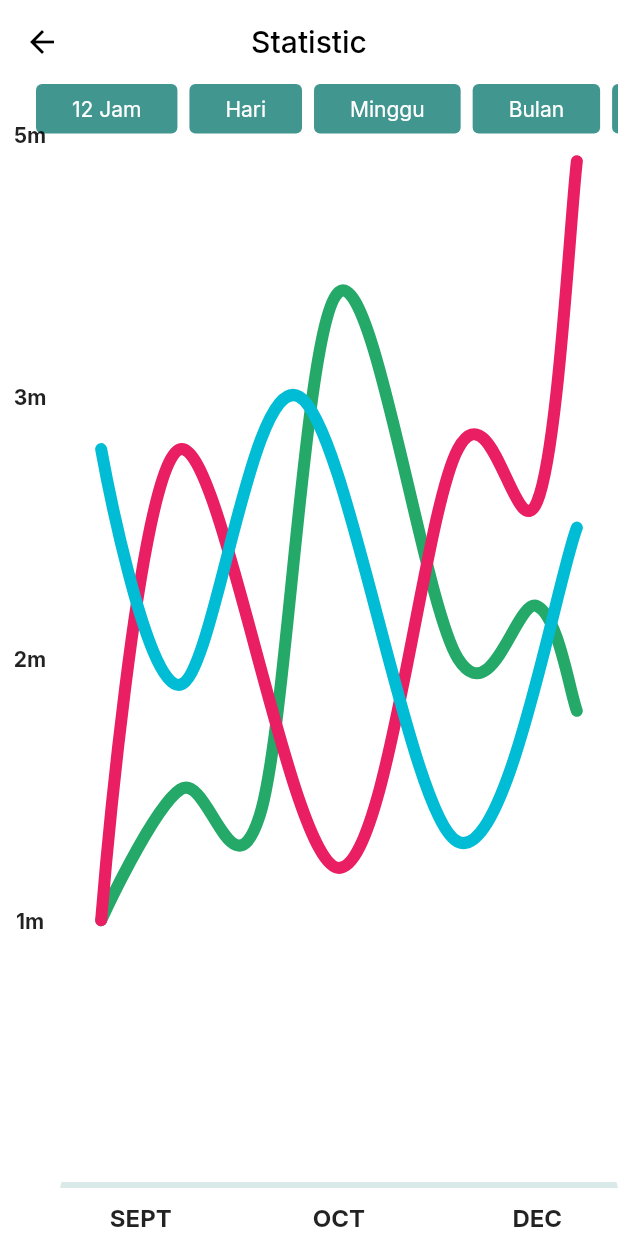
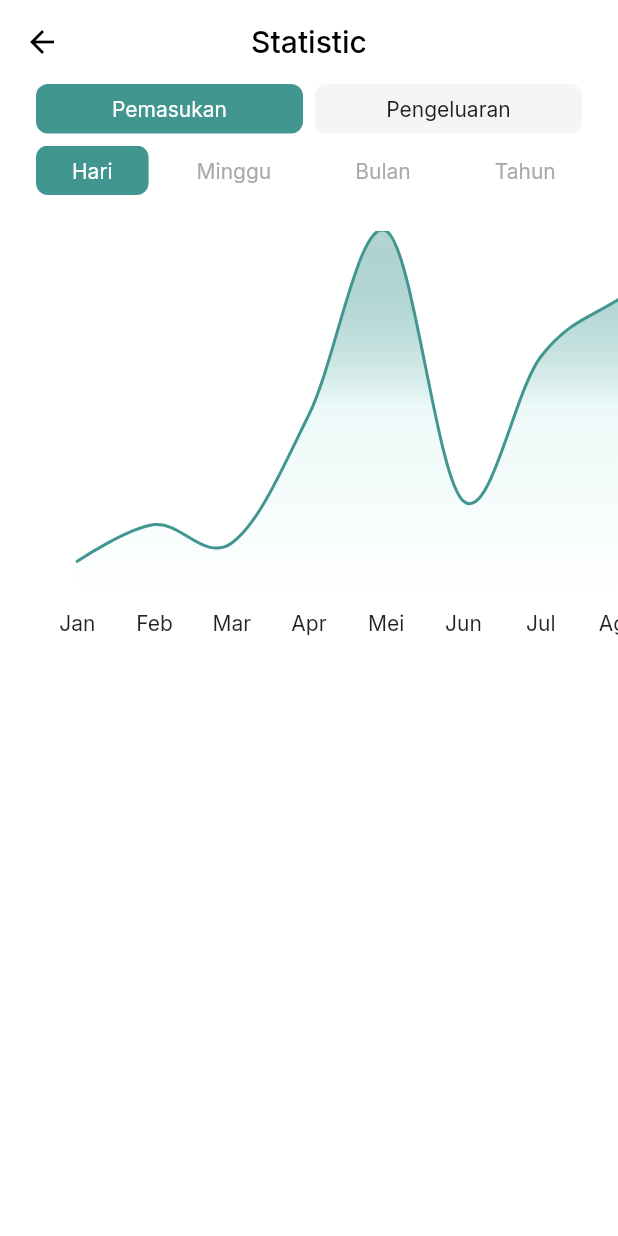
Before and after one commit to bimantaratirta/self, a Flutter app: the StatisticPage screen opened directly, on a phone screen of 412 x 824 dp. Run offline on Flutter 3.47's test engine with Material 2 defaults, Android fonts, the phone set to English and light mode, and no system bars; drawn by our look-alikes of fl_chart; our stand-ins replace device_info_plus, file_picker, flutter_svg, get, google_fonts, permission_handler and 2 more; accounts and stored records are empty; project files that could hold a hidden picture were left out.

Commit message:
Slicing chart widget

```diff
--- a/lib/pages/statistic/statistic_page.dart
+++ b/lib/pages/statistic/statistic_page.dart
@@ -6,6 +6,8 @@ import '../../constants/app_colors.dart';
 import '../../constants/custom_gap.dart';
 import '../../constants/custom_size.dart';
 import 'controller/statistic_controller.dart';
+import 'widget/statistic_period_card.dart';
+import 'widget/statistic_type_card.dart';
 
 class StatisticPage extends StatefulWidget {
   const StatisticPage({super.key});
@@ -17,14 +19,30 @@ class StatisticPage extends StatefulWidget {
 class _StatisticPageState extends State<StatisticPage> {
   final controller = Get.put<StatisticController>(StatisticController());
 
+  String type = "Pemasukan";
+  String period = "Hari";
+
   @override
   void dispose() {
     Get.delete<StatisticController>();
     super.dispose();
   }
 
+  void onPeriodChange(String period) {
+    setState(() {
+      this.period = period;
+    });
+  }
+
+  void onTypeChange(String type) {
+    setState(() {
+      this.type = type;
+    });
+  }
+
   @override
   Widget build(BuildContext context) {
+    final size = MediaQuery.of(context).size;
     return Scaffold(
       appBar: AppBar(
         title: const Text("Statistic"),
@@ -32,97 +50,77 @@ class _StatisticPageState extends State<StatisticPage> {
         backgroundColor: AppColor.white,
       ),
       body: Column(
+        mainAxisAlignment: MainAxisAlignment.start,
         children: [
+          Padding(
+            padding: const EdgeInsets.symmetric(horizontal: CSize.m),
+            child: Row(
+              children: [
+                StatisticTypeCard(
+                  type: type,
+                  title: 'Pemasukan',
+                  onTypeChange: onTypeChange,
+                ),
+                HorzGap.s,
+                StatisticTypeCard(
+                  type: type,
+                  title: 'Pengeluaran',
+                  onTypeChange: onTypeChange,
+                ),
+              ],
+            ),
+          ),
+          VertGap.s,
           SingleChildScrollView(
             scrollDirection: Axis.horizontal,
             child: Row(
               children: [
                 HorzGap.m,
-                Container(
-                  decoration: const BoxDecoration(
-                    color: AppColor.primaryLight,
-                    borderRadius: BorderRadius.all(Radius.circular(CSize.xs)),
-                  ),
-                  padding: const EdgeInsets.symmetric(
-                    horizontal: CSize.m,
-                    vertical: CSize.s,
-                  ),
-                  child: const Text(
-                    "12 Jam",
-                    style: TextStyle(color: AppColor.white),
-                  ),
+                StatisticPeriodCard(
+                  period: period,
+                  title: 'Hari',
+                  onPeriodChange: onPeriodChange,
                 ),
                 HorzGap.s,
-                Container(
-                  decoration: const BoxDecoration(
-                    color: AppColor.primaryLight,
-                    borderRadius: BorderRadius.all(Radius.circular(CSize.xs)),
-                  ),
-                  padding: const EdgeInsets.symmetric(
-                    horizontal: CSize.m,
-                    vertical: CSize.s,
-                  ),
-                  child: const Text(
-                    "Hari",
-                    style: TextStyle(color: AppColor.white),
-                  ),
+                StatisticPeriodCard(
+                  period: period,
+                  title: 'Minggu',
+                  onPeriodChange: onPeriodChange,
                 ),
                 HorzGap.s,
-                Container(
-                  decoration: const BoxDecoration(
-                    color: AppColor.primaryLight,
-                    borderRadius: BorderRadius.all(Radius.circular(CSize.xs)),
-                  ),
-                  padding: const EdgeInsets.symmetric(
-                    horizontal: CSize.m,
-                    vertical: CSize.s,
-                  ),
-                  child: const Text(
-                    "Minggu",
-                    style: TextStyle(color: AppColor.white),
-                  ),
+                StatisticPeriodCard(
+                  period: period,
+                  title: 'Bulan',
+                  onPeriodChange: onPeriodChange,
                 ),
                 HorzGap.s,
-                Container(
-                  decoration: const BoxDecoration(
-                    color: AppColor.primaryLight,
-                    borderRadius: BorderRadius.all(Radius.circular(CSize.xs)),
-                  ),
-                  padding: const EdgeInsets.symmetric(
-                    horizontal: CSize.m,
-                    vertical: CSize.s,
-                  ),
-                  child: const Text(
-                    "Bulan",
-                    style: TextStyle(color: AppColor.white),
-                  ),
-                ),
-                HorzGap.s,
-                Container(
-                  decoration: const BoxDecoration(
-                    color: AppColor.primaryLight,
-                    borderRadius: BorderRadius.all(Radius.circular(CSize.xs)),
-                  ),
-                  padding: const EdgeInsets.symmetric(
-                    horizontal: CSize.m,
-                    vertical: CSize.s,
-                  ),
-                  child: const Text(
-                    "Tahun",
-                    style: TextStyle(color: AppColor.white),
-                  ),
+                StatisticPeriodCard(
+                  period: period,
+                  title: 'Tahun',
+                  onPeriodChange: onPeriodChange,
                 ),
                 HorzGap.m,
               ],
             ),
           ),
-          Expanded(
+          VertGap.m,
+          SingleChildScrollView(
+            scrollDirection: Axis.horizontal,
+            child: Container(
+              height: size.height / 3,
+              width: size.width > 600 ? size.width : size.width * 1.5,
+              margin: const EdgeInsets.only(right: CSize.m),
               child: LineChart(
                 LineChartData(
                   lineTouchData: LineTouchData(
                     handleBuiltInTouches: true,
                     touchTooltipData: LineTouchTooltipData(
-                    tooltipBgColor: Colors.blueGrey.withOpacity(0.8),
+                      tooltipBgColor: AppColor.primary10.withOpacity(.75),
+                      tooltipBorder: BorderSide(
+                        width: .5,
+                        color: AppColor.primaryLight.withOpacity(.5),
+                      ),
+                      tooltipRoundedRadius: CSize.s,
                     ),
                   ),
                   gridData: const FlGridData(show: false),
@@ -130,148 +128,120 @@ class _StatisticPageState extends State<StatisticPage> {
                     bottomTitles: AxisTitles(
                       sideTitles: SideTitles(
                         showTitles: true,
-                      reservedSize: 32,
+                        reservedSize: 30,
                         interval: 1,
                         getTitlesWidget: (value, meta) {
-                        const style = TextStyle(
-                          fontWeight: FontWeight.bold,
-                          fontSize: 16,
-                        );
-                        Widget text;
+                          String text;
                           switch (value.toInt()) {
+                            case 1:
+                              text = 'Jan';
+                              break;
                             case 2:
-                            text = const Text('SEPT', style: style);
+                              text = 'Feb';
+                              break;
+                            case 3:
+                              text = 'Mar';
+                              break;
+                            case 4:
+                              text = 'Apr';
+                              break;
+                            case 5:
+                              text = 'Mei';
+                              break;
+                            case 6:
+                              text = 'Jun';
                               break;
                             case 7:
-                            text = const Text('OCT', style: style);
+                              text = 'Jul';
+                              break;
+                            case 8:
+                              text = 'Ags';
+                              break;
+                            case 9:
+                              text = 'Sep';
+                              break;
+                            case 10:
+                              text = 'Okt';
+                              break;
+                            case 11:
+                              text = 'Nov';
                               break;
                             case 12:
-                            text = const Text('DEC', style: style);
+                              text = 'Des';
                               break;
                             default:
-                            text = const Text('');
+                              text = '';
                               break;
                           }
-
                           return SideTitleWidget(
                             axisSide: meta.axisSide,
-                          space: 10,
-                          child: text,
+                            space: CSize.s,
+                            child: Text(text),
                           );
                         },
                       ),
                     ),
+                    leftTitles: const AxisTitles(
+                      sideTitles: SideTitles(
+                        showTitles: false,
+                        reservedSize: 0,
+                      ),
+                    ),
                     rightTitles: const AxisTitles(
-                    sideTitles: SideTitles(showTitles: false),
+                      sideTitles: SideTitles(
+                        showTitles: false,
+                        reservedSize: 0,
+                      ),
                     ),
                     topTitles: const AxisTitles(
-                    sideTitles: SideTitles(showTitles: false),
-                  ),
-                  leftTitles: AxisTitles(
                       sideTitles: SideTitles(
-                      getTitlesWidget: (value, meta) {
-                        const style = TextStyle(
-                          fontWeight: FontWeight.bold,
-                          fontSize: 14,
-                        );
-                        String text;
-                        switch (value.toInt()) {
-                          case 1:
-                            text = '1m';
-                            break;
-                          case 2:
-                            text = '2m';
-                            break;
-                          case 3:
-                            text = '3m';
-                            break;
-                          case 4:
-                            text = '5m';
-                            break;
-                          case 5:
-                            text = '6m';
-                            break;
-                          default:
-                            return Container();
-                        }
-
-                        return Text(text,
-                            style: style, textAlign: TextAlign.center);
-                      },
-                      showTitles: true,
-                      interval: 1,
-                      reservedSize: 40,
+                        showTitles: false,
+                        reservedSize: 0,
                       ),
                     ),
                   ),
-                borderData: FlBorderData(
-                  show: true,
-                  border: Border(
-                    bottom: BorderSide(
-                        color: AppColor.primaryLight.withOpacity(0.2),
-                        width: 4),
-                    left: const BorderSide(color: Colors.transparent),
-                    right: const BorderSide(color: Colors.transparent),
-                    top: const BorderSide(color: Colors.transparent),
-                  ),
-                ),
+                  borderData: FlBorderData(show: false),
                   lineBarsData: [
                     LineChartBarData(
                       isCurved: true,
-                    color: AppColor.green,
-                    barWidth: 8,
-                    isStrokeCapRound: true,
-                    dotData: const FlDotData(show: false),
-                    belowBarData: BarAreaData(show: false),
-                    spots: const [
-                      FlSpot(1, 1),
-                      FlSpot(3, 1.5),
-                      FlSpot(5, 1.4),
-                      FlSpot(7, 3.4),
-                      FlSpot(10, 2),
-                      FlSpot(12, 2.2),
-                      FlSpot(13, 1.8),
-                    ],
-                  ),
-                  LineChartBarData(
-                    isCurved: true,
-                    color: Colors.pink,
-                    barWidth: 8,
+                      color: AppColor.primaryLight,
+                      barWidth: 2,
                       isStrokeCapRound: true,
                       dotData: const FlDotData(show: false),
                       belowBarData: BarAreaData(
-                      show: false,
-                      color: Colors.pink.withOpacity(0),
+                        show: true,
+                        color: AppColor.primaryLight,
+                        gradient: LinearGradient(
+                          begin: Alignment.topCenter,
+                          end: Alignment.bottomCenter,
+                          colors: [
+                            AppColor.primaryLight.withAlpha(100),
+                            AppColor.primary10,
+                            AppColor.white,
+                          ],
+                        ),
                       ),
                       spots: const [
-                      FlSpot(1, 1),
-                      FlSpot(3, 2.8),
-                      FlSpot(7, 1.2),
-                      FlSpot(10, 2.8),
-                      FlSpot(12, 2.6),
-                      FlSpot(13, 3.9),
-                    ],
-                  ),
-                  LineChartBarData(
-                    isCurved: true,
-                    color: Colors.cyan,
-                    barWidth: 8,
-                    isStrokeCapRound: true,
-                    dotData: const FlDotData(show: false),
-                    belowBarData: BarAreaData(show: false),
-                    spots: const [
-                      FlSpot(1, 2.8),
-                      FlSpot(3, 1.9),
-                      FlSpot(6, 3),
-                      FlSpot(10, 1.3),
-                      FlSpot(13, 2.5),
+                        FlSpot(1, 10000),
+                        FlSpot(2, 20000),
+                        FlSpot(3, 15000),
+                        FlSpot(4, 50000),
+                        FlSpot(5, 100000),
+                        FlSpot(6, 26370),
+                        FlSpot(7, 65728),
+                        FlSpot(8, 81246),
+                        FlSpot(9, 92472),
+                        FlSpot(10, 25777),
+                        FlSpot(11, 78999),
+                        FlSpot(12, 50000),
                       ],
                     ),
                   ],
                   minX: 0,
-                maxX: 14,
-                maxY: 4,
+                  maxX: 12,
+                  maxY: 100000,
                   minY: 0,
+                ),
               ),
             ),
           )
--- /dev/null
+++ b/lib/pages/statistic/widget/statistic_period_card.dart
@@ -0,0 +1,40 @@
+import 'package:flutter/material.dart';
+
+import '../../../constants/app_colors.dart';
+import '../../../constants/custom_size.dart';
+
+class StatisticPeriodCard extends StatelessWidget {
+  const StatisticPeriodCard({
+    super.key,
+    required this.period,
+    required this.title,
+    required this.onPeriodChange,
+  });
+
+  final String title;
+  final String period;
+  final Function(String) onPeriodChange;
+
+  @override
+  Widget build(BuildContext context) {
+    return InkWell(
+      onTap: () => onPeriodChange(title),
+      child: Container(
+        decoration: BoxDecoration(
+          color: period == title ? AppColor.primaryLight : AppColor.white,
+          borderRadius: const BorderRadius.all(Radius.circular(CSize.s)),
+        ),
+        padding: const EdgeInsets.symmetric(
+          horizontal: CSize.m,
+          vertical: CSize.s,
+        ),
+        child: Text(
+          title,
+          style: TextStyle(
+            color: period == title ? AppColor.white : AppColor.grey,
+          ),
+        ),
+      ),
+    );
+  }
+}
--- /dev/null
+++ b/lib/pages/statistic/widget/statistic_type_card.dart
@@ -0,0 +1,40 @@
+import 'package:flutter/material.dart';
+
+import '../../../constants/app_colors.dart';
+import '../../../constants/custom_size.dart';
+
+class StatisticTypeCard extends StatelessWidget {
+  const StatisticTypeCard({
+    super.key,
+    required this.type,
+    required this.title,
+    required this.onTypeChange,
+  });
+
+  final String type;
+  final String title;
+  final Function(String) onTypeChange;
+
+  @override
+  Widget build(BuildContext context) {
+    return Expanded(
+      child: InkWell(
+        onTap: () => onTypeChange(title),
+        child: Container(
+          alignment: Alignment.center,
+          padding: const EdgeInsets.all(CSize.s),
+          decoration: BoxDecoration(
+            color: type == title ? AppColor.primaryLight : AppColor.lightGrey,
+            borderRadius: const BorderRadius.all(Radius.circular(CSize.s)),
+          ),
+          child: Text(
+            title,
+            style: TextStyle(
+              color: type == title ? AppColor.white : AppColor.black,
+            ),
+          ),
+        ),
+      ),
+    );
+  }
+}
```
Lines whose indentation alone changed are shown as unchanged.
